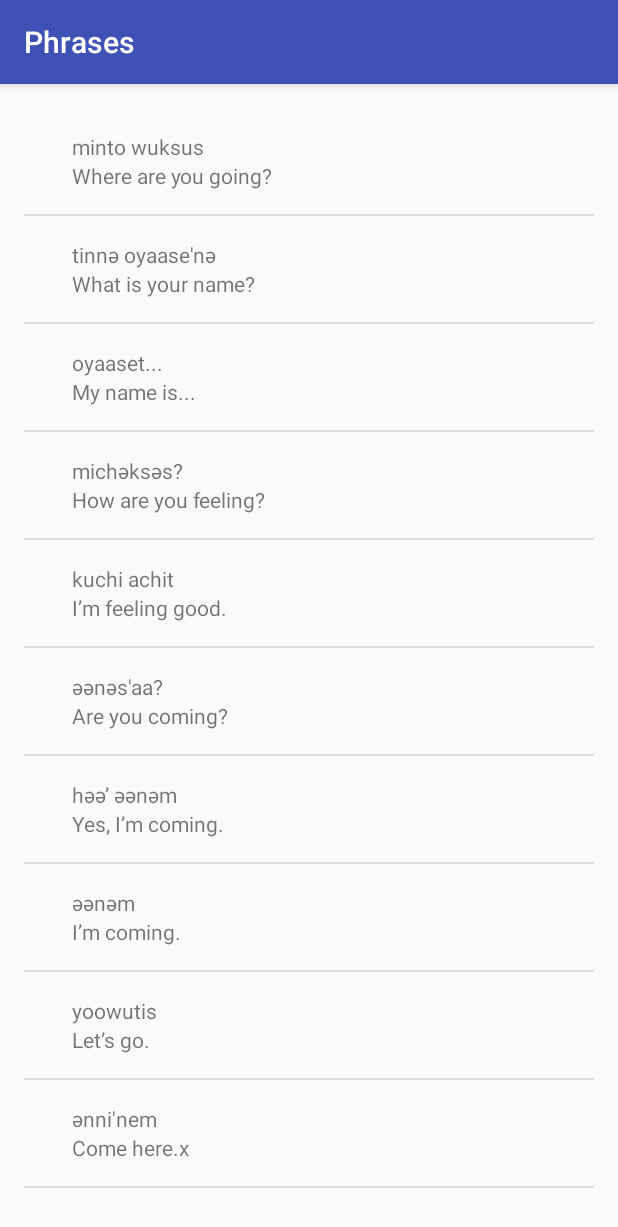
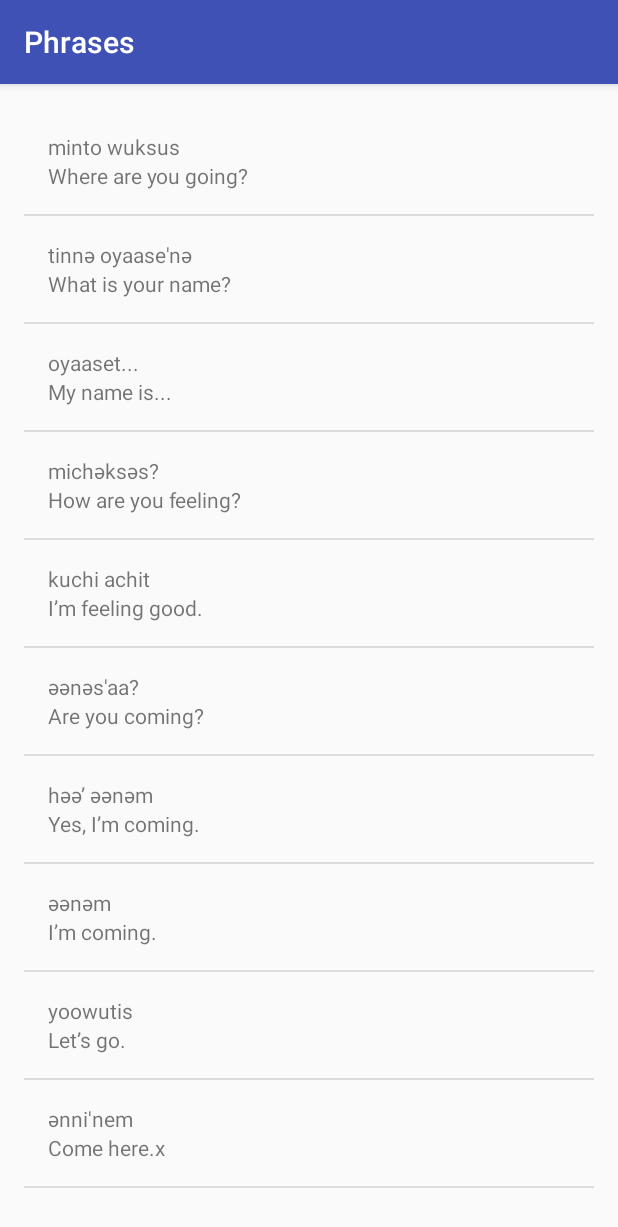
Before and after one commit to srikanth0905/MiwokApp, an Android app: the Phrases screen opened directly, with no data from a screen before it, on a phone screen of 412 x 824 dp. Shown: the top 1227 px of the screen. Run offline under Robolectric (Android 15) with nearby library versions, the light colour scheme and no system bars.

Commit message:
refined setting up image to the activity

```diff
--- a/app/src/main/java/com/example/greymat9er/miwokapp/Word.java
+++ b/app/src/main/java/com/example/greymat9er/miwokapp/Word.java
@@ -8,8 +8,9 @@ public class Word {
     //Miwok translation for the word
     private String mMiwokTranslation;
 
+    private static final int NO_IMAGE_REFERENCE = -1;
     //Resource id for images
-    private int mImageResourceId;
+    private int mImageResourceId = NO_IMAGE_REFERENCE;
 
     public Word(String defaultTranslation, String miwokTranslation, int imageResource) {
         mDefaultTranslation = defaultTranslation;
@@ -33,4 +34,8 @@ public class Word {
     public int getImageResourceId() {
         return mImageResourceId;
     }
+
+    public boolean hasImage() {
+        return mImageResourceId != NO_IMAGE_REFERENCE;
+    }
 }
--- a/app/src/main/java/com/example/greymat9er/miwokapp/WordAdapter.java
+++ b/app/src/main/java/com/example/greymat9er/miwokapp/WordAdapter.java
@@ -57,8 +57,17 @@ public class WordAdapter extends ArrayAdapter<Word> {
         // set this text on the name TextView
         miwokTextView.setText(currentWord.getMiwokTranslation());
 
+        //Find the ImageView in the list_item.xml with ID image
         ImageView imageView = listItemView.findViewById(R.id.image);
-        imageView.setImageResource(currentWord.getImageResourceId());
+
+        //check if there is any image present for current word
+        if (currentWord.hasImage()) {
+            //set the ImageView to the image resource specified in the current word
+            imageView.setImageResource(currentWord.getImageResourceId());
+            imageView.setVisibility(View.VISIBLE);
+        } else
+            //set the image visibility to GONE, so that it doesnt take up any space
+            imageView.setVisibility(View.GONE);
 
         return listItemView;
     }
--- a/app/src/main/res/layout/list_item.xml
+++ b/app/src/main/res/layout/list_item.xml
@@ -16,9 +16,7 @@
             android:layout_width="wrap_content"
             android:layout_height="wrap_content"
             android:contentDescription="@string/Image"
-            android:paddingEnd="16dp"
-            android:src="@drawable/finger"
-            tools:src="@drawable/finger" />
+            android:paddingEnd="16dp" />
 
         <TextView
             android:id="@+id/miwokTranslation"
```
